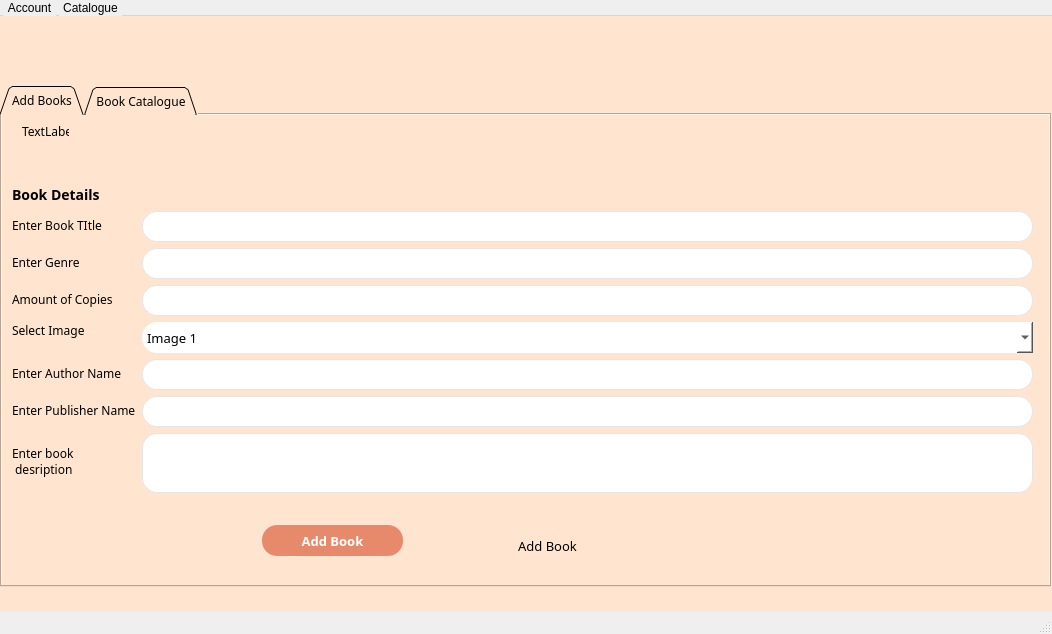
The window that LibraryInformationSystem/admineditcatalogue.ui (janelle-lr/CS106LibraryInformationSystem) describes before a commit, drawn with Qt 5.
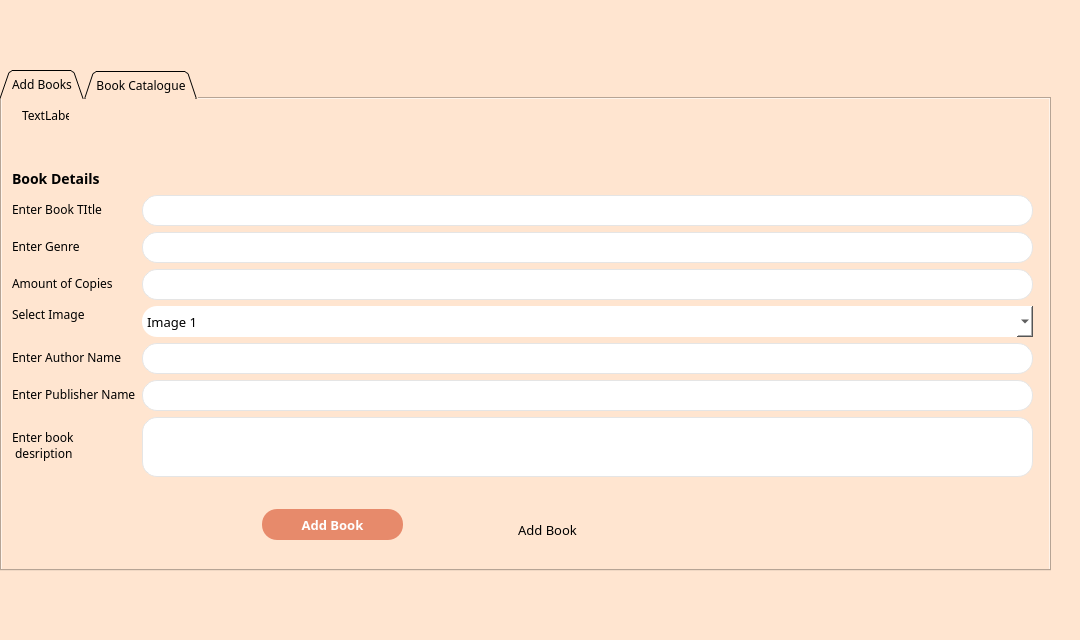
The same window after the commit. Icons and pictures are not drawn.

Commit message: Styling admin catalogue layout

What changed in the file:
```diff
--- a/LibraryInformationSystem/admineditcatalogue.ui
+++ b/LibraryInformationSystem/admineditcatalogue.ui
@@ -6,20 +6,20 @@
    <rect>
     <x>0</x>
     <y>0</y>
-    <width>1052</width>
-    <height>634</height>
+    <width>1080</width>
+    <height>640</height>
    </rect>
   </property>
   <property name="minimumSize">
    <size>
-    <width>1052</width>
-    <height>634</height>
+    <width>1080</width>
+    <height>640</height>
    </size>
   </property>
   <property name="maximumSize">
    <size>
-    <width>1052</width>
-    <height>634</height>
+    <width>1080</width>
+    <height>640</height>
    </size>
   </property>
   <property name="windowTitle">
@@ -454,29 +454,6 @@
     </widget>
    </widget>
   </widget>
-  <widget class="QMenuBar" name="menubar">
-   <property name="geometry">
-    <rect>
-     <x>0</x>
-     <y>0</y>
-     <width>1052</width>
-     <height>18</height>
-    </rect>
-   </property>
-   <widget class="QMenu" name="menuAccount">
-    <property name="title">
-     <string>Account</string>
-    </property>
-   </widget>
-   <widget class="QMenu" name="menuCatalogue">
-    <property name="title">
-     <string>Catalogue</string>
-    </property>
-   </widget>
-   <addaction name="menuAccount"/>
-   <addaction name="menuCatalogue"/>
-  </widget>
-  <widget class="QStatusBar" name="statusbar"/>
  </widget>
  <resources>
   <include location="resources.qrc"/>
```
The commit also changes 13 other files.
